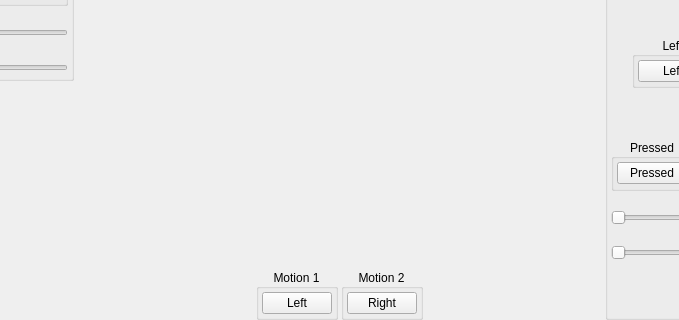
First picture: the form in src/citron/configuration/configure_input_player.ui, repository citron-neo/emulator, before the edit; both pictures show x 188 to 867 and y 280 to 600 of the 1055 by 600 pixel window.
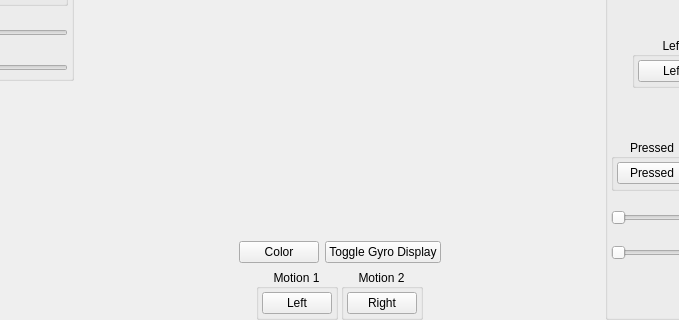
Second picture: the form after the edit. Icons and pictures are not drawn. Custom widgets are drawn as their Qt base class.

Commit message: feat: Gyro Toggle & Choose Color

Diff of the .ui file:
```diff
--- a/src/citron/configuration/configure_input_player.ui
+++ b/src/citron/configuration/configure_input_player.ui
@@ -2137,6 +2137,53 @@
                 </layout>
               </widget>
             </item>
+            <item>
+            <layout class="QHBoxLayout" name="horizontalLayout_Color">
+             <item>
+              <spacer name="horizontalSpacer_Color1">
+               <property name="orientation">
+                <enum>Qt::Horizontal</enum>
+               </property>
+               <property name="sizeHint" stdset="0">
+                <size>
+                 <width>40</width>
+                 <height>20</height>
+                </size>
+               </property>
+              </spacer>
+             </item>
+             <item>
+              <widget class="QPushButton" name="buttonChooseColor">
+               <property name="text">
+                <string>Color</string>
+               </property>
+              </widget>
+             </item>
+             <item>
+              <widget class="QPushButton" name="buttonToggleGyro">
+               <property name="text">
+                <string>Toggle Gyro Display</string>
+               </property>
+               <property name="toolTip">
+                <string>Toggles the Gyro Indicator on and off in the Controller Overlay.</string>
+               </property>
+              </widget>
+             </item>
+             <item>
+              <spacer name="horizontalSpacer_Color2">
+               <property name="orientation">
+                <enum>Qt::Horizontal</enum>
+               </property>
+               <property name="sizeHint" stdset="0">
+                <size>
+                 <width>40</width>
+                 <height>20</height>
+                </size>
+               </property>
+              </spacer>
+             </item>
+            </layout>
+           </item>
            <item>
             <layout class="QHBoxLayout" name="miscButtons">
              <property name="spacing">
```
